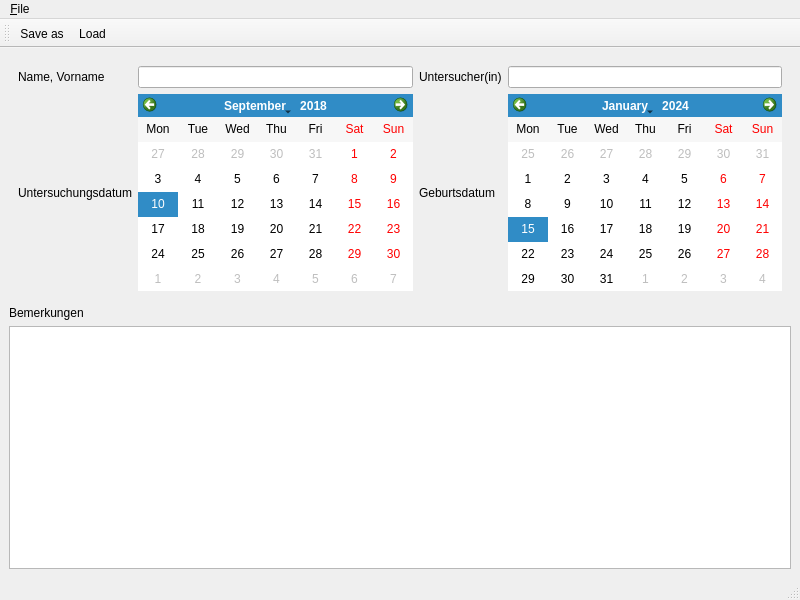
Qt form source/mainwindow.ui (mandlm/ESGRAF48) before a commit.
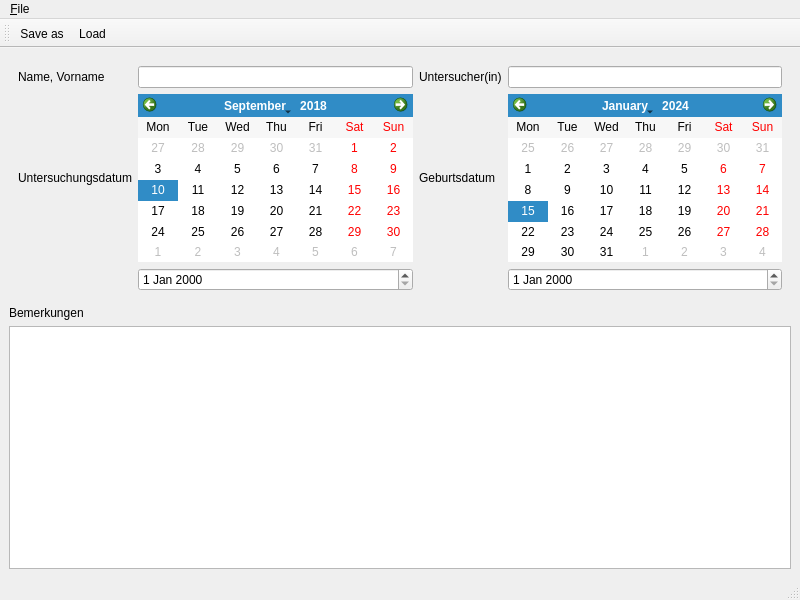
The same form after that commit.

Commit message: changed calendar widget to date edit

```diff
--- a/source/mainwindow.ui
+++ b/source/mainwindow.ui
@@ -91,6 +91,12 @@
          </property>
         </widget>
        </item>
+       <item row="3" column="1">
+        <widget class="QDateEdit" name="dateEdit"/>
+       </item>
+       <item row="3" column="3">
+        <widget class="QDateEdit" name="dateEdit_2"/>
+       </item>
       </layout>
      </widget>
     </item>
```
The commit also changes 1 other file.
